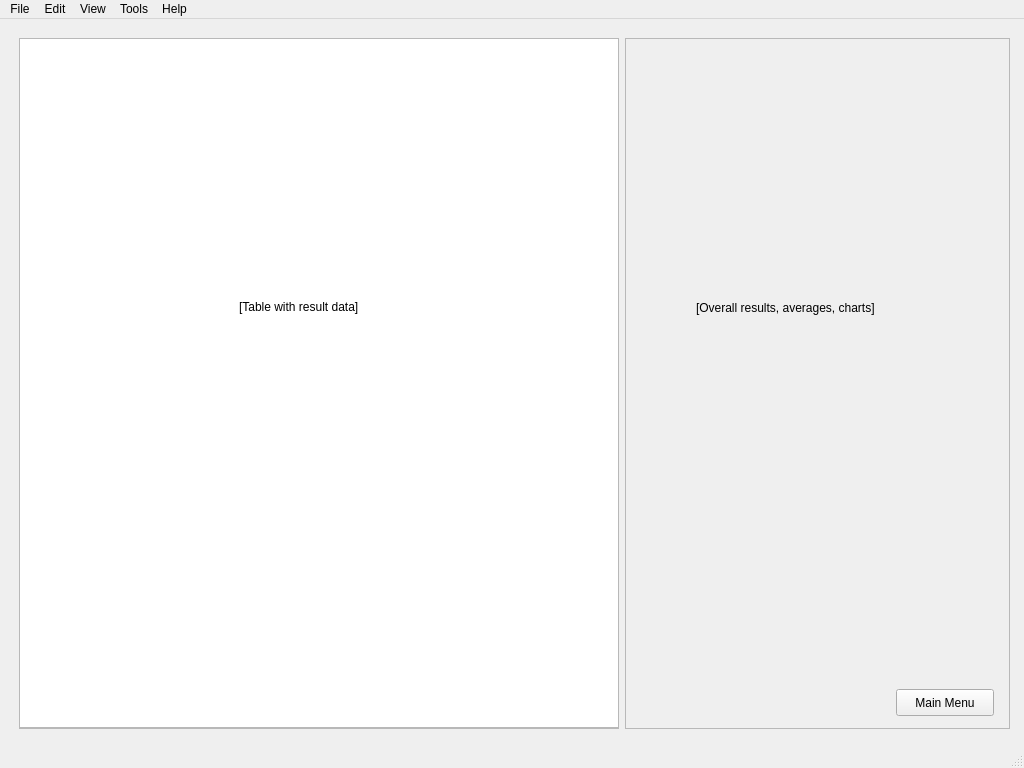
Above: src/ACE.ui from gate23/ace before the change. Below: the same form after it.
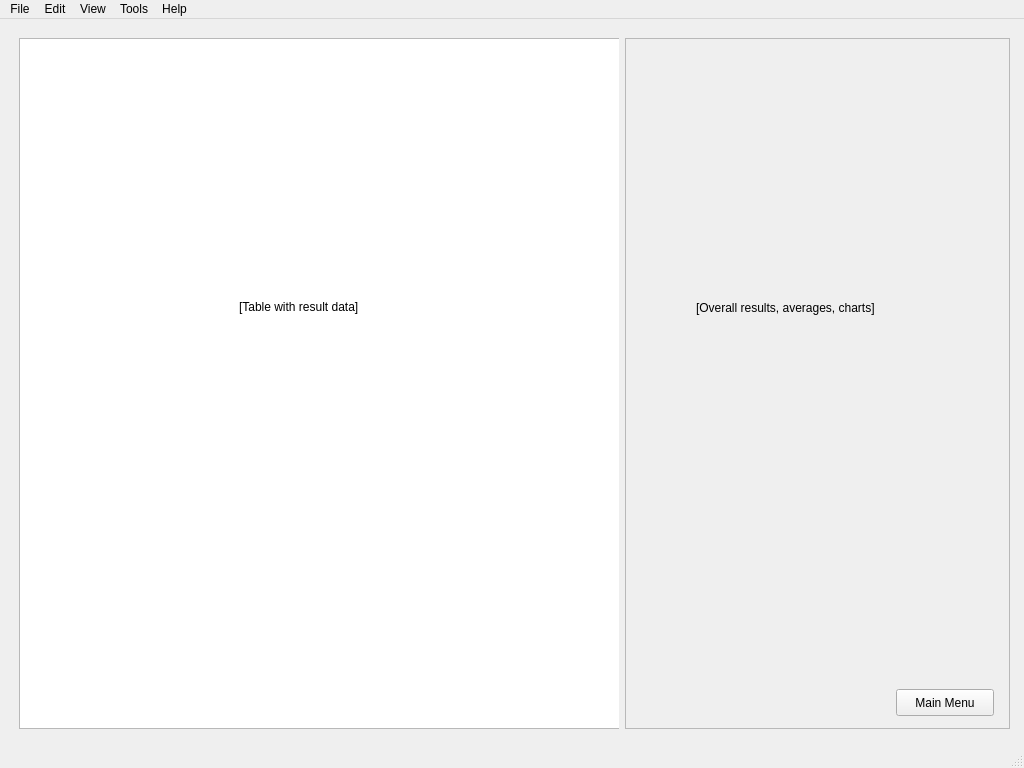
That is the form after the change. The open tabs and pages were chosen to show the change.

Commit message: Changed table to widget, shows cells now

```diff
--- a/src/ACE.ui
+++ b/src/ACE.ui
@@ -93,16 +93,6 @@
          <property name="frameShadow">
           <enum>QFrame::Raised</enum>
          </property>
-         <widget class="QTableView" name="tableView_s">
-          <property name="geometry">
-           <rect>
-            <x>0</x>
-            <y>0</y>
-            <width>600</width>
-            <height>690</height>
-           </rect>
-          </property>
-         </widget>
          <widget class="QLabel" name="label">
           <property name="geometry">
            <rect>
@@ -116,6 +106,18 @@
            <string>[Table with result data]</string>
           </property>
          </widget>
+         <widget class="QTableWidget" name="tableWidget_s">
+          <property name="geometry">
+           <rect>
+            <x>0</x>
+            <y>0</y>
+            <width>601</width>
+            <height>691</height>
+           </rect>
+          </property>
+         </widget>
+         <zorder>tableWidget_s</zorder>
+         <zorder>label</zorder>
         </widget>
        </item>
        <item>
```
Left out of the diff: 3 changed lines with no effect on the pictures. The commit also changes 2 other files.
